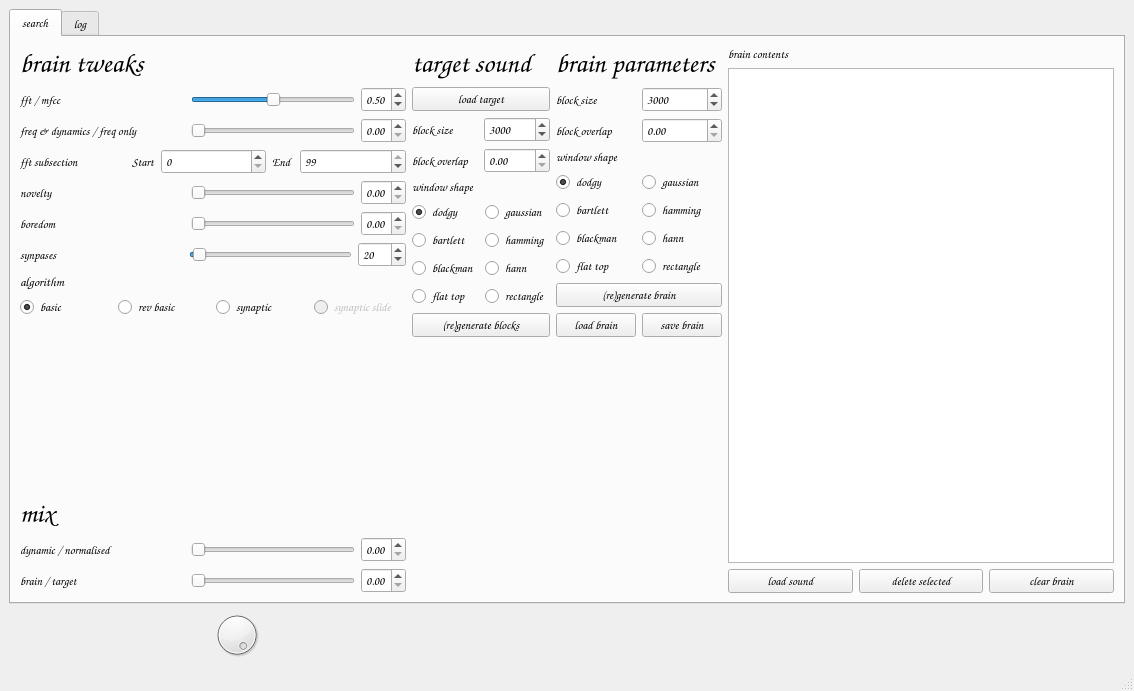
Above: samplebrain/interface/samplebrain.ui from aeiouaeiouaeiouaeiouaeiouaeiou/samplebrain before the change. Below: the same form after it.
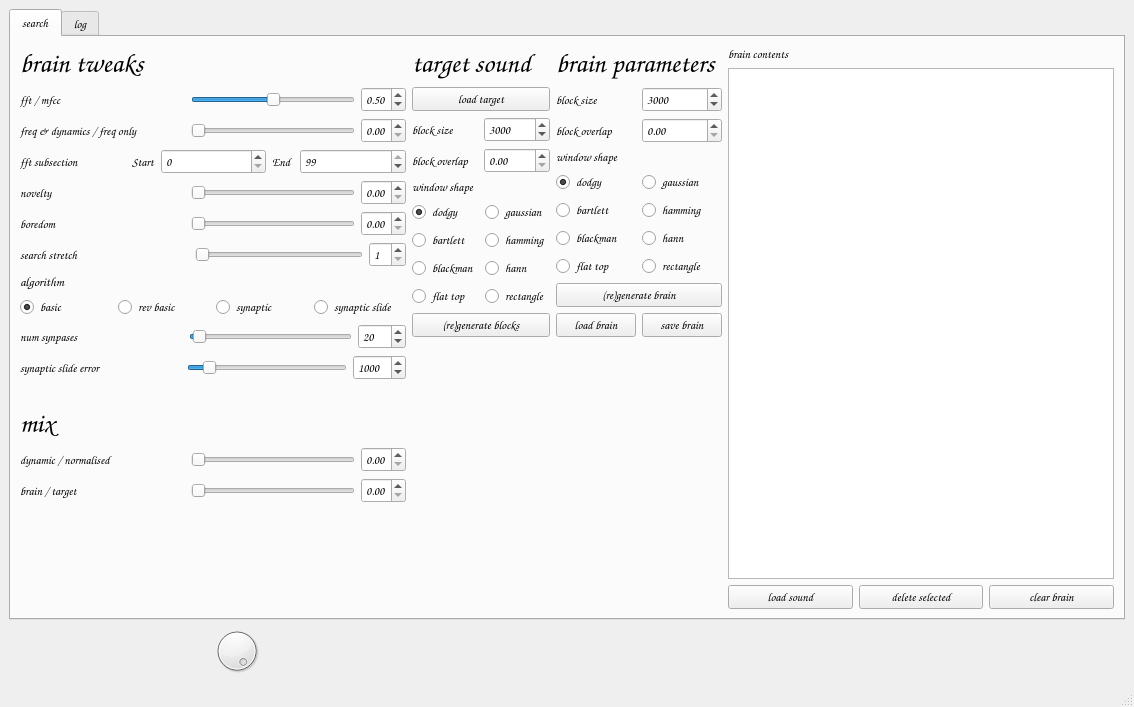
That is the form after the change. Icons and pictures are not drawn.

```diff
--- a/samplebrain/interface/samplebrain.ui
+++ b/samplebrain/interface/samplebrain.ui
@@ -7,7 +7,7 @@
     <x>0</x>
     <y>0</y>
     <width>1134</width>
-    <height>691</height>
+    <height>707</height>
    </rect>
   </property>
   <property name="windowTitle">
@@ -31,7 +31,7 @@
        <attribute name="title">
         <string>search</string>
        </attribute>
-       <layout class="QHBoxLayout" name="horizontalLayout_19">
+       <layout class="QHBoxLayout" name="horizontalLayout_5">
         <item>
          <layout class="QVBoxLayout" name="verticalLayout_3">
           <item>
@@ -375,9 +375,9 @@
            </layout>
           </item>
           <item>
-           <layout class="QHBoxLayout" name="horizontalLayout_17">
+           <layout class="QHBoxLayout" name="horizontalLayout_19">
             <item>
-             <widget class="QLabel" name="label_26">
+             <widget class="QLabel" name="label_28">
               <property name="font">
                <font>
                 <family>Comic Sans MS</family>
@@ -390,12 +390,12 @@
                <string/>
               </property>
               <property name="text">
-               <string>synpases</string>
+               <string>search stretch</string>
               </property>
              </widget>
             </item>
             <item>
-             <widget class="QSlider" name="sliderSynapses">
+             <widget class="QSlider" name="sliderSearchStretch">
               <property name="sizePolicy">
                <sizepolicy hsizetype="Preferred" vsizetype="Fixed">
                 <horstretch>0</horstretch>
@@ -403,13 +403,16 @@
                </sizepolicy>
               </property>
               <property name="toolTip">
-               <string>how many connections to search (ordered in closeness)</string>
+               <string>repeat search (set novelty to 0 for dodgy jungle timessssstretch)</string>
+              </property>
+              <property name="minimum">
+               <number>1</number>
               </property>
               <property name="maximum">
-               <number>1000</number>
+               <number>10</number>
               </property>
               <property name="value">
-               <number>20</number>
+               <number>1</number>
               </property>
               <property name="orientation">
                <enum>Qt::Horizontal</enum>
@@ -417,7 +420,7 @@
              </widget>
             </item>
             <item>
-             <widget class="QSpinBox" name="spinBoxSynapses">
+             <widget class="QSpinBox" name="spinBoxSearchStretch">
               <property name="sizePolicy">
                <sizepolicy hsizetype="Fixed" vsizetype="Fixed">
                 <horstretch>0</horstretch>
@@ -427,11 +430,14 @@
               <property name="toolTip">
                <string>how many connections to search (ordered in closeness)</string>
               </property>
+              <property name="minimum">
+               <number>1</number>
+              </property>
               <property name="maximum">
-               <number>1000</number>
+               <number>10</number>
               </property>
               <property name="value">
-               <number>20</number>
+               <number>1</number>
               </property>
              </widget>
             </item>
@@ -502,7 +508,7 @@
             <item>
              <widget class="QRadioButton" name="radioButtonSynapticSlide">
               <property name="enabled">
-               <bool>false</bool>
+               <bool>true</bool>
               </property>
               <property name="toolTip">
                <string>search based on synapses and sonify search process</string>
@@ -520,6 +526,138 @@
             </item>
            </layout>
           </item>
+          <item>
+           <layout class="QHBoxLayout" name="horizontalLayout_17">
+            <item>
+             <widget class="QLabel" name="label_26">
+              <property name="font">
+               <font>
+                <family>Comic Sans MS</family>
+                <pointsize>9</pointsize>
+                <weight>75</weight>
+                <bold>true</bold>
+               </font>
+              </property>
+              <property name="toolTip">
+               <string/>
+              </property>
+              <property name="text">
+               <string>num synpases</string>
+              </property>
+             </widget>
+            </item>
+            <item>
+             <widget class="QSlider" name="sliderSynapses">
+              <property name="sizePolicy">
+               <sizepolicy hsizetype="Preferred" vsizetype="Fixed">
+                <horstretch>0</horstretch>
+                <verstretch>0</verstretch>
+               </sizepolicy>
+              </property>
+              <property name="toolTip">
+               <string>how many connections to search (ordered in closeness)</string>
+              </property>
+              <property name="maximum">
+               <number>1000</number>
+              </property>
+              <property name="value">
+               <number>20</number>
+              </property>
+              <property name="orientation">
+               <enum>Qt::Horizontal</enum>
+              </property>
+             </widget>
+            </item>
+            <item>
+             <widget class="QSpinBox" name="spinBoxSynapses">
+              <property name="sizePolicy">
+               <sizepolicy hsizetype="Fixed" vsizetype="Fixed">
+                <horstretch>0</horstretch>
+                <verstretch>0</verstretch>
+               </sizepolicy>
+              </property>
+              <property name="toolTip">
+               <string>how many connections to search (ordered in closeness)</string>
+              </property>
+              <property name="maximum">
+               <number>1000</number>
+              </property>
+              <property name="value">
+               <number>20</number>
+              </property>
+             </widget>
+            </item>
+           </layout>
+          </item>
+          <item>
+           <layout class="QHBoxLayout" name="horizontalLayout_20">
+            <item>
+             <widget class="QLabel" name="label_29">
+              <property name="font">
+               <font>
+                <family>Comic Sans MS</family>
+                <pointsize>9</pointsize>
+                <weight>75</weight>
+                <bold>true</bold>
+               </font>
+              </property>
+              <property name="toolTip">
+               <string/>
+              </property>
+              <property name="text">
+               <string>synaptic slide error</string>
+              </property>
+             </widget>
+            </item>
+            <item>
+             <widget class="QSlider" name="sliderSlideError">
+              <property name="sizePolicy">
+               <sizepolicy hsizetype="Preferred" vsizetype="Fixed">
+                <horstretch>0</horstretch>
+                <verstretch>0</verstretch>
+               </sizepolicy>
+              </property>
+              <property name="toolTip">
+               <string>block difference higher than this causes a new search, skipping the target</string>
+              </property>
+              <property name="maximum">
+               <number>10000</number>
+              </property>
+              <property name="singleStep">
+               <number>100</number>
+              </property>
+              <property name="value">
+               <number>1000</number>
+              </property>
+              <property name="orientation">
+               <enum>Qt::Horizontal</enum>
+              </property>
+             </widget>
+            </item>
+            <item>
+             <widget class="QSpinBox" name="spinBoxSlideError">
+              <property name="sizePolicy">
+               <sizepolicy hsizetype="Fixed" vsizetype="Fixed">
+                <horstretch>0</horstretch>
+                <verstretch>0</verstretch>
+               </sizepolicy>
+              </property>
+              <property name="toolTip">
+               <string>how many connections to search (ordered in closeness)</string>
+              </property>
+              <property name="maximum">
+               <number>10000</number>
+              </property>
+              <property name="singleStep">
+               <number>100</number>
+              </property>
+              <property name="value">
+               <number>1000</number>
+              </property>
+             </widget>
+            </item>
+           </layout>
+          </item>
           <item>
            <spacer name="horizontalSpacer_2">
             <property name="orientation">
@@ -533,19 +671,6 @@
             </property>
            </spacer>
           </item>
-          <item>
-           <spacer name="verticalSpacer_3">
-            <property name="orientation">
-             <enum>Qt::Vertical</enum>
-            </property>
-            <property name="sizeHint" stdset="0">
-             <size>
-              <width>20</width>
-              <height>40</height>
-             </size>
-            </property>
-           </spacer>
-          </item>
           <item>
            <widget class="QLabel" name="label_23">
             <property name="font">
@@ -678,6 +803,19 @@
             </item>
            </layout>
           </item>
+          <item>
+           <spacer name="verticalSpacer_3">
+            <property name="orientation">
+             <enum>Qt::Vertical</enum>
+            </property>
+            <property name="sizeHint" stdset="0">
+             <size>
+              <width>20</width>
+              <height>40</height>
+             </size>
+            </property>
+           </spacer>
+          </item>
          </layout>
         </item>
         <item>
```
Left out of the diff: 706 changed lines with no effect on the pictures.
